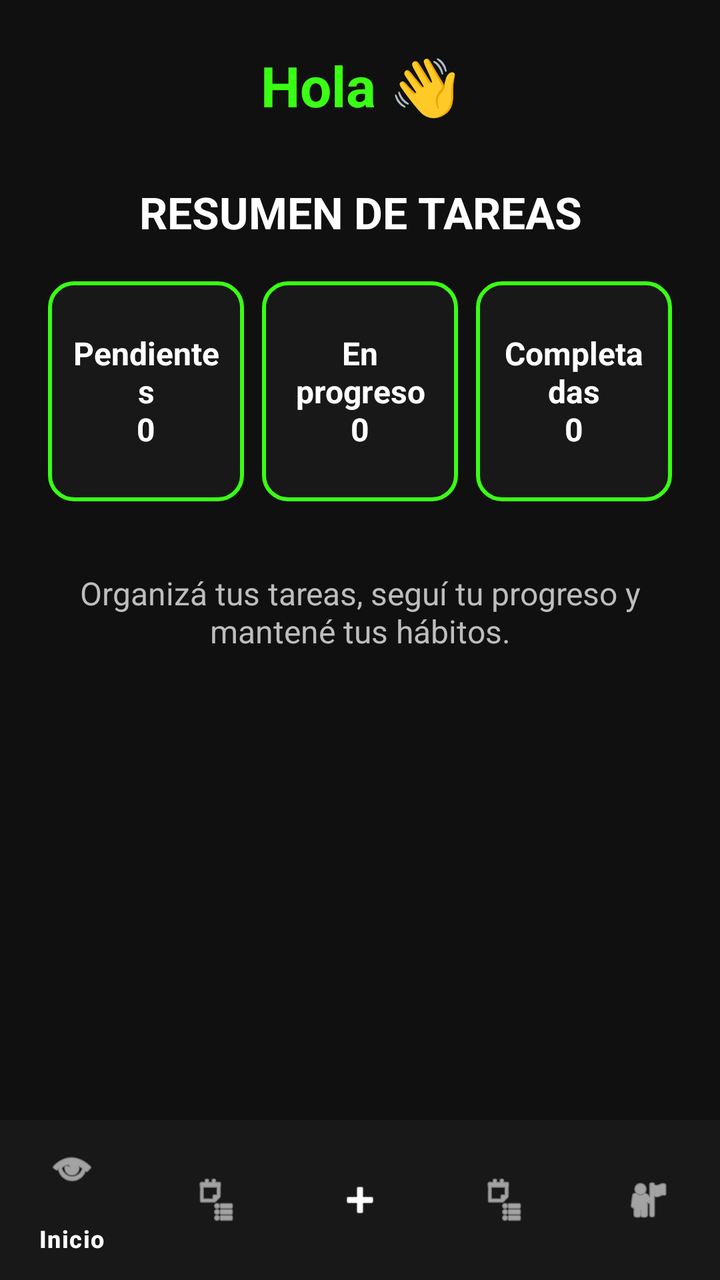
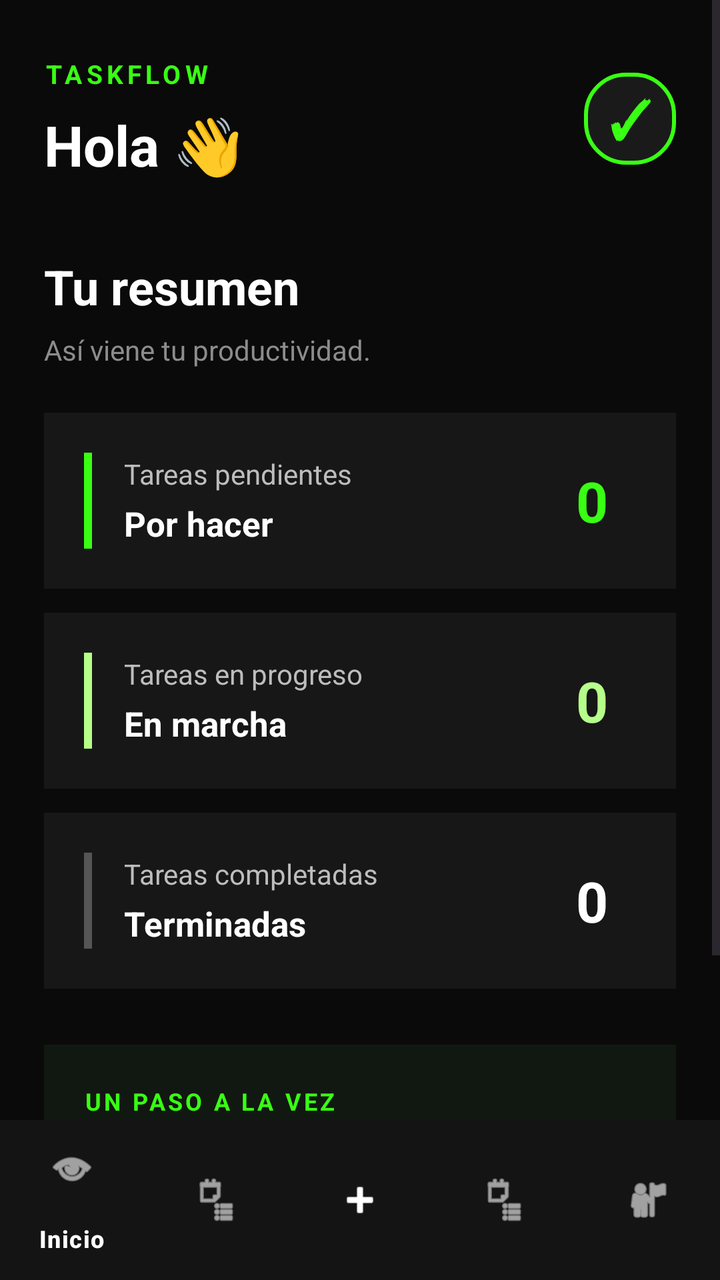

Screens rendered from an Android XML layout before and after an edit, with the pre-edit source and the edit as a unified diff.
<!-- AndroidManifest.xml: application theme Theme.TaskFlow -->
<!-- res/layout/activity_dashboard.xml -->
<?xml version="1.0" encoding="utf-8"?>
<LinearLayout xmlns:android="http://schemas.android.com/apk/res/android"
    xmlns:app="http://schemas.android.com/apk/res-auto"
    android:layout_width="match_parent"
    android:layout_height="match_parent"
    android:orientation="vertical"
    android:background="#101010">


    <ScrollView
        android:layout_width="match_parent"
        android:layout_height="0dp"
        android:layout_weight="1">

        <LinearLayout
            android:layout_width="match_parent"
            android:layout_height="wrap_content"
            android:orientation="vertical"
            android:padding="24dp">

            <TextView
                android:id="@+id/tvWelcome"
                android:layout_width="match_parent"
                android:layout_height="wrap_content"
                android:text="Hola 👋"
                android:textColor="#39FF14"
                android:textSize="28sp"
                android:textStyle="bold"
                android:gravity="center"
                android:layout_marginBottom="30dp" />

            <TextView
                android:layout_width="match_parent"
                android:layout_height="wrap_content"
                android:text="RESUMEN DE TAREAS"
                android:textColor="#FFFFFF"
                android:textSize="22sp"
                android:textStyle="bold"
                android:gravity="center"
                android:layout_marginBottom="20dp" />

            <LinearLayout
                android:layout_width="match_parent"
                android:layout_height="wrap_content"
                android:orientation="horizontal"
                android:weightSum="3">

                <TextView
                    android:id="@+id/tvPending"
                    android:layout_width="0dp"
                    android:layout_height="110dp"
                    android:layout_weight="1"
                    android:layout_marginEnd="6dp"
                    android:background="@drawable/neon_background"
                    android:gravity="center"
                    android:text="Pendientes&#10;0"
                    android:textColor="#FFFFFF"
                    android:textSize="16sp"
                    android:textStyle="bold" />

                <TextView
                    android:id="@+id/tvProgress"
                    android:layout_width="0dp"
                    android:layout_height="110dp"
                    android:layout_weight="1"
                    android:layout_marginStart="3dp"
                    android:layout_marginEnd="3dp"
                    android:background="@drawable/neon_background"
                    android:gravity="center"
                    android:text="En progreso&#10;0"
                    android:textColor="#FFFFFF"
                    android:textSize="16sp"
                    android:textStyle="bold" />

                <TextView
                    android:id="@+id/tvCompleted"
                    android:layout_width="0dp"
                    android:layout_height="110dp"
                    android:layout_weight="1"
                    android:layout_marginStart="6dp"
                    android:background="@drawable/neon_background"
                    android:gravity="center"
                    android:text="Completadas&#10;0"
                    android:textColor="#FFFFFF"
                    android:textSize="16sp"
                    android:textStyle="bold" />

            </LinearLayout>

            <TextView
                android:layout_width="match_parent"
                android:layout_height="wrap_content"
                android:text="Organizá tus tareas, seguí tu progreso y mantené tus hábitos."
                android:textColor="#BDBDBD"
                android:textSize="16sp"
                android:gravity="center"
                android:layout_marginTop="35dp"
                android:layout_marginBottom="20dp" />

        </LinearLayout>

    </ScrollView>

    <com.google.android.material.bottomnavigation.BottomNavigationView
        android:id="@+id/bottomNavigation"
        android:layout_width="match_parent"
        android:layout_height="wrap_content"
        android:background="#181818"
        app:itemIconTint="@color/white"
        app:itemTextColor="@color/white"
        app:menu="@menu/bottom_nav_menu" />


</LinearLayout>
<!-- resources referenced by this layout -->
<resources>
  <color name="white">#FFFFFFFF</color>
  <!-- drawable neon_background (drawable) -->
  <?xml version="1.0" encoding="utf-8"?>
  <shape xmlns:android="http://schemas.android.com/apk/res/android"
      android:shape="rectangle">
  
      <solid android:color="#181818" />
  
      <stroke
          android:width="2dp"
          android:color="#39FF14" />
  
      <corners android:radius="12dp" />
  
      <padding
          android:left="12dp"
          android:top="12dp"
          android:right="12dp"
          android:bottom="12dp" />
  
  </shape>
  <style name="Theme.TaskFlow" parent="Base.Theme.TaskFlow" />
  <style name="Base.Theme.TaskFlow" parent="Theme.Material3.DayNight.NoActionBar">
          
          
      </style>
</resources>

<!-- the commit's change to res/layout/activity_dashboard.xml (unified diff, before → after) -->
@@ -4,111 +4,305 @@
     android:layout_width="match_parent"
     android:layout_height="match_parent"
     android:orientation="vertical"
-    android:background="#101010">
-
+    android:background="#0A0A0A">
 
     <ScrollView
         android:layout_width="match_parent"
         android:layout_height="0dp"
-        android:layout_weight="1">
+        android:layout_weight="1"
+        android:fillViewport="true"
+        android:clipToPadding="false"
+        android:overScrollMode="never">
 
         <LinearLayout
             android:layout_width="match_parent"
             android:layout_height="wrap_content"
             android:orientation="vertical"
-            android:padding="24dp">
+            android:paddingStart="22dp"
+            android:paddingEnd="22dp"
+            android:paddingTop="28dp"
+            android:paddingBottom="28dp">
+
+            
+
+            <LinearLayout
+                android:layout_width="match_parent"
+                android:layout_height="wrap_content"
+                android:gravity="center_vertical"
+                android:orientation="horizontal">
+
+                <LinearLayout
+                    android:layout_width="0dp"
+                    android:layout_height="wrap_content"
+                    android:layout_weight="1"
+                    android:orientation="vertical">
+
+                    <TextView
+                        android:layout_width="wrap_content"
+                        android:layout_height="wrap_content"
+                        android:text="TASKFLOW"
+                        android:textColor="#39FF14"
+                        android:textSize="13sp"
+                        android:textStyle="bold"
+                        android:letterSpacing="0.16" />
+
+                    <TextView
+                        android:id="@+id/tvWelcome"
+                        android:layout_width="match_parent"
+                        android:layout_height="wrap_content"
+                        android:layout_marginTop="8dp"
+                        android:text="Hola 👋"
+                        android:textColor="#FFFFFF"
+                        android:textSize="28sp"
+                        android:textStyle="bold" />
+
+                </LinearLayout>
+
+                <TextView
+                    android:layout_width="46dp"
+                    android:layout_height="46dp"
+                    android:background="@drawable/login_logo_background"
+                    android:gravity="center"
+                    android:text="✓"
+                    android:textColor="#39FF14"
+                    android:textSize="26sp"
+                    android:textStyle="bold" />
+
+            </LinearLayout>
+
+            
 
             <TextView
-                android:id="@+id/tvWelcome"
-                android:layout_width="match_parent"
-                android:layout_height="wrap_content"
-                android:text="Hola 👋"
-                android:textColor="#39FF14"
-                android:textSize="28sp"
-                android:textStyle="bold"
-                android:gravity="center"
-                android:layout_marginBottom="30dp" />
+                android:layout_width="match_parent"
+                android:layout_height="wrap_content"
+                android:layout_marginTop="36dp"
+                android:text="Tu resumen"
+                android:textColor="#FFFFFF"
+                android:textSize="24sp"
+                android:textStyle="bold" />
 
             <TextView
                 android:layout_width="match_parent"
                 android:layout_height="wrap_content"
-                android:text="RESUMEN DE TAREAS"
-                android:textColor="#FFFFFF"
-                android:textSize="22sp"
-                android:textStyle="bold"
-                android:gravity="center"
-                android:layout_marginBottom="20dp" />
+                android:layout_marginTop="6dp"
+                android:text="Así viene tu productividad."
+                android:textColor="#8C8C8C"
+                android:textSize="14sp" />
+
+            
 
             <LinearLayout
                 android:layout_width="match_parent"
                 android:layout_height="wrap_content"
-                android:orientation="horizontal"
-                android:weightSum="3">
+                android:layout_marginTop="22dp"
+                android:orientation="vertical">
+
+                
+
+                <LinearLayout
+                    android:layout_width="match_parent"
+                    android:layout_height="wrap_content"
+                    android:background="#171717"
+                    android:orientation="horizontal"
+                    android:gravity="center_vertical"
+                    android:padding="20dp">
+
+                    <View
+                        android:layout_width="4dp"
+                        android:layout_height="48dp"
+                        android:background="#39FF14" />
+
+                    <LinearLayout
+                        android:layout_width="0dp"
+                        android:layout_height="wrap_content"
+                        android:layout_weight="1"
+                        android:layout_marginStart="16dp"
+                        android:orientation="vertical">
+
+                        <TextView
+                            android:layout_width="wrap_content"
+                            android:layout_height="wrap_content"
+                            android:text="Tareas pendientes"
+                            android:textColor="#BDBDBD"
+                            android:textSize="14sp" />
+
+                        <TextView
+                            android:layout_width="wrap_content"
+                            android:layout_height="wrap_content"
+                            android:layout_marginTop="4dp"
+                            android:text="Por hacer"
+                            android:textColor="#FFFFFF"
+                            android:textSize="17sp"
+                            android:textStyle="bold" />
+
+                    </LinearLayout>
+
+                    <TextView
+                        android:id="@+id/tvPending"
+                        android:layout_width="wrap_content"
+                        android:layout_height="wrap_content"
+                        android:minWidth="44dp"
+                        android:gravity="center"
+                        android:text="0"
+                        android:textColor="#39FF14"
+                        android:textSize="28sp"
+                        android:textStyle="bold" />
+
+                </LinearLayout>
+
+                
+
+                <LinearLayout
+                    android:layout_width="match_parent"
+                    android:layout_height="wrap_content"
+                    android:layout_marginTop="12dp"
+                    android:background="#171717"
+                    android:orientation="horizontal"
+                    android:gravity="center_vertical"
+                    android:padding="20dp">
+
+                    <View
+                        android:layout_width="4dp"
+                        android:layout_height="48dp"
+                        android:background="#B6FF8A" />
+
+                    <LinearLayout
+                        android:layout_width="0dp"
+                        android:layout_height="wrap_content"
+                        android:layout_weight="1"
+                        android:layout_marginStart="16dp"
+                        android:orientation="vertical">
+
+                        <TextView
+                            android:layout_width="wrap_content"
+                            android:layout_height="wrap_content"
+                            android:text="Tareas en progreso"
+                            android:textColor="#BDBDBD"
+                            android:textSize="14sp" />
+
+                        <TextView
+                            android:layout_width="wrap_content"
+                            android:layout_height="wrap_content"
+                            android:layout_marginTop="4dp"
+                            android:text="En marcha"
+                            android:textColor="#FFFFFF"
+                            android:textSize="17sp"
+                            android:textStyle="bold" />
+
+                    </LinearLayout>
+
+                    <TextView
+                        android:id="@+id/tvProgress"
+                        android:layout_width="wrap_content"
+                        android:layout_height="wrap_content"
+                        android:minWidth="44dp"
+                        android:gravity="center"
+                        android:text="0"
+                        android:textColor="#B6FF8A"
+                        android:textSize="28sp"
+                        android:textStyle="bold" />
+
+                </LinearLayout>
+
+                
+
+                <LinearLayout
+                    android:layout_width="match_parent"
+                    android:layout_height="wrap_content"
+                    android:layout_marginTop="12dp"
+                    android:background="#171717"
+                    android:orientation="horizontal"
+                    android:gravity="center_vertical"
+                    android:padding="20dp">
+
+                    <View
+                        android:layout_width="4dp"
+                        android:layout_height="48dp"
+                        android:background="#555555" />
+
+                    <LinearLayout
+                        android:layout_width="0dp"
+                        android:layout_height="wrap_content"
+                        android:layout_weight="1"
+                        android:layout_marginStart="16dp"
+                        android:orientation="vertical">
+
+                        <TextView
+                            android:layout_width="wrap_content"
+                            android:layout_height="wrap_content"
+                            android:text="Tareas completadas"
+                            android:textColor="#BDBDBD"
+                            android:textSize="14sp" />
+
+                        <TextView
+                            android:layout_width="wrap_content"
+                            android:layout_height="wrap_content"
+                            android:layout_marginTop="4dp"
+                            android:text="Terminadas"
+                            android:textColor="#FFFFFF"
+                            android:textSize="17sp"
+                            android:textStyle="bold" />
+
+                    </LinearLayout>
+
+                    <TextView
+                        android:id="@+id/tvCompleted"
+                        android:layout_width="wrap_content"
+                        android:layout_height="wrap_content"
+                        android:minWidth="44dp"
+                        android:gravity="center"
+                        android:text="0"
+                        android:textColor="#FFFFFF"
+                        android:textSize="28sp"
+                        android:textStyle="bold" />
+
+                </LinearLayout>
+
+            </LinearLayout>
+
+            
+
+            <LinearLayout
+                android:layout_width="match_parent"
+                android:layout_height="wrap_content"
+                android:layout_marginTop="28dp"
+                android:background="#111811"
+                android:orientation="vertical"
+                android:padding="20dp">
 
                 <TextView
-                    android:id="@+id/tvPending"
-                    android:layout_width="0dp"
-                    android:layout_height="110dp"
-                    android:layout_weight="1"
-                    android:layout_marginEnd="6dp"
-                    android:background="@drawable/neon_background"
-                    android:gravity="center"
-                    android:text="Pendientes&#10;0"
-                    android:textColor="#FFFFFF"
-                    android:textSize="16sp"
-                    android:textStyle="bold" />
+                    android:layout_width="wrap_content"
+                    android:layout_height="wrap_content"
+                    android:text="UN PASO A LA VEZ"
+                    android:textColor="#39FF14"
+                    android:textSize="12sp"
+                    android:textStyle="bold"
+                    android:letterSpacing="0.12" />
 
                 <TextView
-                    android:id="@+id/tvProgress"
-                    android:layout_width="0dp"
-                    android:layout_height="110dp"
-                    android:layout_weight="1"
-                    android:layout_marginStart="3dp"
-                    android:layout_marginEnd="3dp"
-                    android:background="@drawable/neon_background"
-                    android:gravity="center"
-                    android:text="En progreso&#10;0"
-                    android:textColor="#FFFFFF"
-                    android:textSize="16sp"
-                    android:textStyle="bold" />
-
-                <TextView
-                    android:id="@+id/tvCompleted"
-                    android:layout_width="0dp"
-                    android:layout_height="110dp"
-                    android:layout_weight="1"
-                    android:layout_marginStart="6dp"
-                    android:background="@drawable/neon_background"
-                    android:gravity="center"
-                    android:text="Completadas&#10;0"
-                    android:textColor="#FFFFFF"
-                    android:textSize="16sp"
-                    android:textStyle="bold" />
+                    android:layout_width="match_parent"
+                    android:layout_height="wrap_content"
+                    android:layout_marginTop="8dp"
+                    android:text="Organizá tus tareas, seguí tu progreso y construí mejores hábitos."
+                    android:textColor="#BDBDBD"
+                    android:textSize="15sp"
+                    android:lineSpacingExtra="4dp" />
 
             </LinearLayout>
 
-            <TextView
-                android:layout_width="match_parent"
-                android:layout_height="wrap_content"
-                android:text="Organizá tus tareas, seguí tu progreso y mantené tus hábitos."
-                android:textColor="#BDBDBD"
-                android:textSize="16sp"
-                android:gravity="center"
-                android:layout_marginTop="35dp"
-                android:layout_marginBottom="20dp" />
-
         </LinearLayout>
 
     </ScrollView>
+
+    
 
     <com.google.android.material.bottomnavigation.BottomNavigationView
         android:id="@+id/bottomNavigation"
         android:layout_width="match_parent"
         android:layout_height="wrap_content"
-        android:background="#181818"
+        android:background="#141414"
         app:itemIconTint="@color/white"
         app:itemTextColor="@color/white"
         app:menu="@menu/bottom_nav_menu" />
 
-
 </LinearLayout>
<!-- resource entries referenced after the edit -->
@@ -1,24 +1,18 @@
 <!-- resources referenced by this layout -->
 <resources>
   <color name="white">#FFFFFFFF</color>
-  <!-- drawable neon_background (drawable) -->
+  <!-- drawable login_logo_background (drawable) -->
   <?xml version="1.0" encoding="utf-8"?>
   <shape xmlns:android="http://schemas.android.com/apk/res/android"
       android:shape="rectangle">
   
-      <solid android:color="#181818" />
+      <solid android:color="#1A1A1A" />
+  
+      <corners android:radius="20dp" />
   
       <stroke
           android:width="2dp"
           android:color="#39FF14" />
-  
-      <corners android:radius="12dp" />
-  
-      <padding
-          android:left="12dp"
-          android:top="12dp"
-          android:right="12dp"
-          android:bottom="12dp" />
   
   </shape>
   <style name="Theme.TaskFlow" parent="Base.Theme.TaskFlow" />
